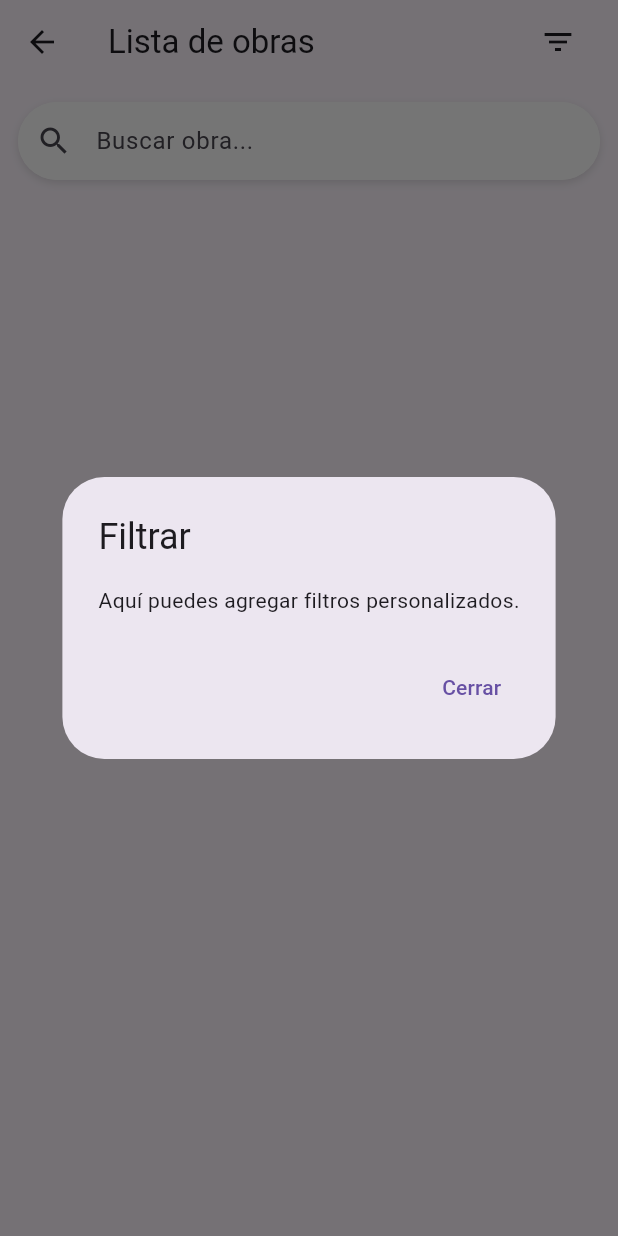
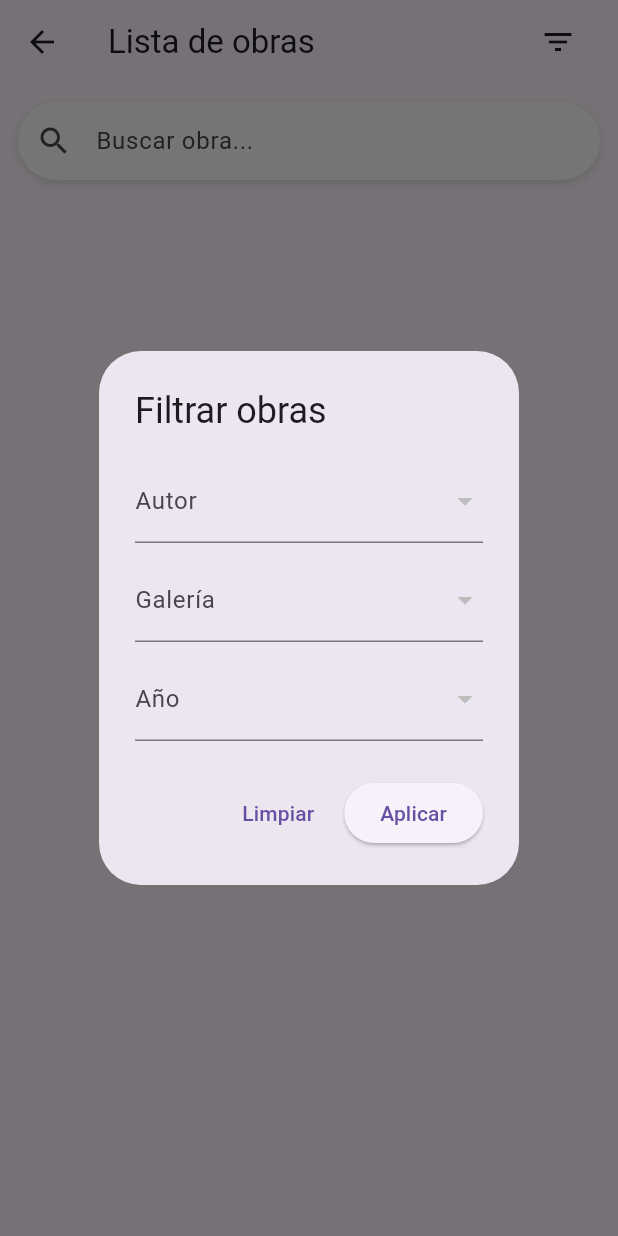
Before and after one commit to LucelyMendoza/App_iOS_Centro_Cultural, a Flutter app: the _PaintingsListContent screen opened directly, after a tap on the "filter list" icon, on a phone screen of 412 x 824 dp. Run offline on Flutter 3.47's test engine with Material 3 defaults, Android fonts, the phone set to English and light mode, and no system bars; drawn by our look-alikes of flutter_platform_widgets; our stand-ins replace cloud_firestore, firebase_core, firebase_database, flutter_blue_plus, flutter_riverpod, flutter_tts and 1 more; accounts and stored records are empty.

Commit message:
Actualización o resubida de filtros en lista de pinturas

```diff
--- a/lib/views/paintings_list_screen.dart
+++ b/lib/views/paintings_list_screen.dart
@@ -23,6 +23,22 @@ class __PaintingsListContentState extends State<_PaintingsListContent> {
   String searchQuery = '';
   bool isLoading = true;
 
+  // Filtros seleccionados
+  String? selectedAuthor;
+  String? selectedGallery;
+  String? selectedYear;
+
+  @override
+  void initState() {
+    super.initState();
+    viewModel.loadPaintings().then((_) {
+      setState(() {
+        filteredPaintings = viewModel.allPaintings;
+        isLoading = false;
+      });
+    });
+  }
+
   Widget buildImage(String path) {
     if (path.startsWith('http')) {
       return Image.network(
@@ -34,7 +50,7 @@ class __PaintingsListContentState extends State<_PaintingsListContent> {
             child: CircularProgressIndicator(
               value: loadingProgress.expectedTotalBytes != null
                   ? loadingProgress.cumulativeBytesLoaded /
-                        loadingProgress.expectedTotalBytes!
+                      loadingProgress.expectedTotalBytes!
                   : null,
             ),
           );
@@ -52,17 +68,6 @@ class __PaintingsListContentState extends State<_PaintingsListContent> {
     }
   }
 
-  @override
-  void initState() {
-    super.initState();
-    viewModel.loadPaintings().then((_) {
-      setState(() {
-        filteredPaintings = viewModel.allPaintings;
-        isLoading = false;
-      });
-    });
-  }
-
   void updateSearch(String query) {
     setState(() {
       searchQuery = query;
@@ -70,16 +75,83 @@ class __PaintingsListContentState extends State<_PaintingsListContent> {
     });
   }
 
+  List<String> getUniqueAuthors() => viewModel.allPaintings.map((p) => p.author).toSet().toList();
+  List<String> getUniqueGalleries() => viewModel.allPaintings.map((p) => p.gallery).toSet().toList();
+  List<String> getUniqueYears() => viewModel.allPaintings.map((p) => p.year).toSet().toList();
+
   void filterDialog() {
     showDialog(
       context: context,
       builder: (_) => AlertDialog(
-        title: const Text('Filtrar'),
-        content: const Text('Aquí puedes agregar filtros personalizados.'),
+        title: const Text('Filtrar obras'),
+        content: SingleChildScrollView(
+          child: Column(
+            mainAxisSize: MainAxisSize.min,
+            children: [
+              DropdownButtonFormField<String>(
+                value: selectedAuthor,
+                decoration: const InputDecoration(labelText: 'Autor'),
+                items: getUniqueAuthors()
+                    .map((author) => DropdownMenuItem(
+                          value: author,
+                          child: Text(author),
+                        ))
+                    .toList(),
+                onChanged: (value) => setState(() => selectedAuthor = value),
+              ),
+              const SizedBox(height: 10),
+              DropdownButtonFormField<String>(
+                value: selectedGallery,
+                decoration: const InputDecoration(labelText: 'Galería'),
+                items: getUniqueGalleries()
+                    .map((gallery) => DropdownMenuItem(
+                          value: gallery,
+                          child: Text(gallery),
+                        ))
+                    .toList(),
+                onChanged: (value) => setState(() => selectedGallery = value),
+              ),
+              const SizedBox(height: 10),
+              DropdownButtonFormField<String>(
+                value: selectedYear,
+                decoration: const InputDecoration(labelText: 'Año'),
+                items: getUniqueYears()
+                    .map((year) => DropdownMenuItem(
+                          value: year,
+                          child: Text(year),
+                        ))
+                    .toList(),
+                onChanged: (value) => setState(() => selectedYear = value),
+              ),
+            ],
+          ),
+        ),
         actions: [
           TextButton(
-            onPressed: () => Navigator.pop(context),
-            child: const Text('Cerrar'),
+            onPressed: () {
+              setState(() {
+                selectedAuthor = null;
+                selectedGallery = null;
+                selectedYear = null;
+                filteredPaintings = viewModel.allPaintings;
+              });
+              Navigator.pop(context);
+            },
+            child: const Text('Limpiar'),
+          ),
+          ElevatedButton(
+            onPressed: () {
+              setState(() {
+                filteredPaintings = viewModel.allPaintings.where((painting) {
+                  final matchAuthor = selectedAuthor == null || painting.author == selectedAuthor;
+                  final matchGallery = selectedGallery == null || painting.gallery == selectedGallery;
+                  final matchYear = selectedYear == null || painting.year == selectedYear;
+                  return matchAuthor && matchGallery && matchYear;
+                }).toList();
+              });
+              Navigator.pop(context);
+            },
+            child: const Text('Aplicar'),
           ),
         ],
       ),
```
